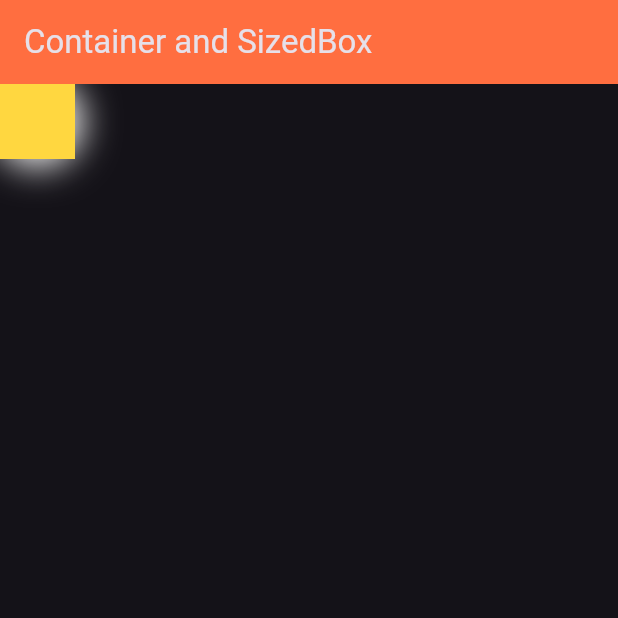
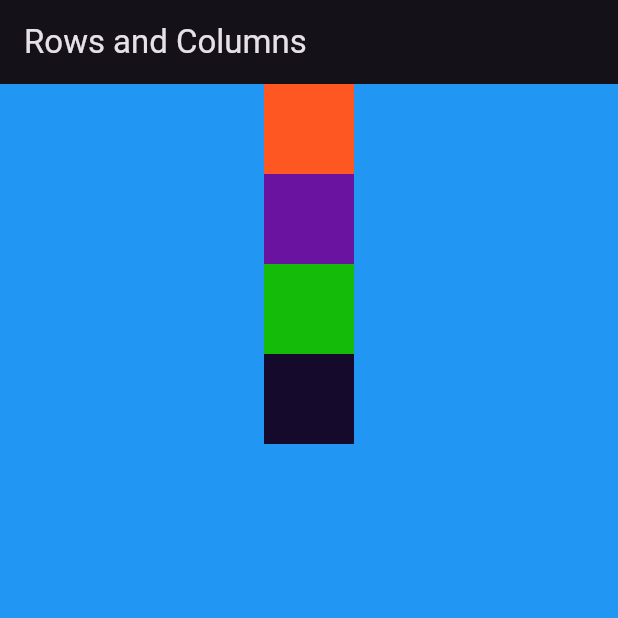
Before and after one commit to Neesa-Saud/Flutter_UI_Widgets, a Flutter app: the screen it shows after launch, on a phone screen of 412 x 824 dp, the top half of it. Run offline on Flutter 3.47's test engine with Material 3 defaults, Android fonts, the phone set to English and light mode, and no system bars.

Commit message:
added files

```diff
--- a/lib/main.dart
+++ b/lib/main.dart
@@ -1,5 +1,5 @@
 import 'package:flutter/material.dart';
-import 'package:flutter_application_1/widgets/container_size.dart';
+import 'package:flutter_application_1/widgets/columns.dart';
 
 void main() => runApp(MyApp());
 
@@ -12,7 +12,7 @@ class MyApp extends StatelessWidget {
       debugShowCheckedModeBanner: false, //this remove the debug text
       theme: ThemeData(
           brightness: Brightness.dark, primaryColor: Colors.deepOrangeAccent),
-      home: ContainerSizebox(),
+      home: Columns(),
     );
   }
 }
--- /dev/null
+++ b/lib/widgets/columns.dart
@@ -0,0 +1,46 @@
+import 'package:flutter/material.dart';
+
+class Columns extends StatelessWidget {
+  const Columns({super.key});
+
+  @override
+  Widget build(BuildContext context) {
+    var h = MediaQuery.of(context).size.height;
+    var w = MediaQuery.of(context).size.width;
+    return Scaffold(
+      appBar: AppBar(title: Text('Rows and Columns')),
+      body: Container(
+        height: h,
+        width: w,
+        color: Colors.blue,
+        child: Column(
+          // crossAxisAlignment: CrossAxisAlignment.start,
+          // mainAxisAlignment: MainAxisAlignment.spaceEvenly,
+          //textDirection: TextDirection.rtl,
+          children: [
+            Container(
+              height: 60,
+              width: 60,
+              color: Colors.deepOrange,
+            ),
+            Container(
+              height: 60,
+              width: 60,
+              color: const Color.fromARGB(255, 107, 19, 161),
+            ),
+            Container(
+              height: 60,
+              width: 60,
+              color: const Color.fromARGB(255, 21, 187, 9),
+            ),
+            Container(
+              height: 60,
+              width: 60,
+              color: const Color.fromARGB(255, 21, 9, 44),
+            )
+          ],
+        ),
+      ),
+    );
+  }
+}
```
Also changed, not shown: lib/widgets/rows.dart (added, +46 -0 lines), lib/widgets/wrap.dart (added, +44 -0 lines).
